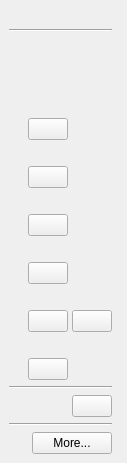
This is src/lib/other/siteinfowidget.ui in osza-tools/osza-browser as Qt 5 draws it before an edit. The edited form follows.
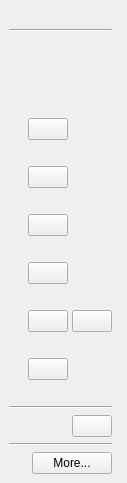
This is the edited form.

What changed in the file:
```diff
--- a/src/lib/other/siteinfowidget.ui
+++ b/src/lib/other/siteinfowidget.ui
@@ -38,7 +38,7 @@
       <property name="rightMargin">
        <number>15</number>
       </property>
-      <item row="18" column="0" colspan="3">
+      <item row="19" column="0" colspan="3">
        <layout class="QHBoxLayout" name="horizontalLayout_3">
         <item>
          <widget class="QLabel" name="protocolHandlerLabel"/>
@@ -65,7 +65,7 @@
         </property>
        </widget>
       </item>
-      <item row="20" column="0" colspan="3">
+      <item row="21" column="0" colspan="3">
        <layout class="QHBoxLayout" name="horizontalLayout_2">
         <property name="spacing">
          <number>6</number>
@@ -111,7 +111,17 @@
         </property>
        </widget>
       </item>
-      <item row="17" column="0" colspan="3">
+      <item row="17" column="2">
+       <widget class="QLabel" name="siteStateLink">
+        <property name="sizePolicy">
+         <sizepolicy hsizetype="Maximum" vsizetype="Preferred">
+          <horstretch>0</horstretch>
+          <verstretch>0</verstretch>
+         </sizepolicy>
+        </property>
+       </widget>
+      </item>
+      <item row="18" column="0" colspan="3">
        <widget class="Line" name="protocolHandlerLine">
         <property name="orientation">
          <enum>Qt::Horizontal</enum>
@@ -125,7 +135,7 @@
         </property>
        </widget>
       </item>
-      <item row="19" column="0" colspan="3">
+      <item row="20" column="0" colspan="3">
        <widget class="Line" name="line">
         <property name="orientation">
          <enum>Qt::Horizontal</enum>
```
